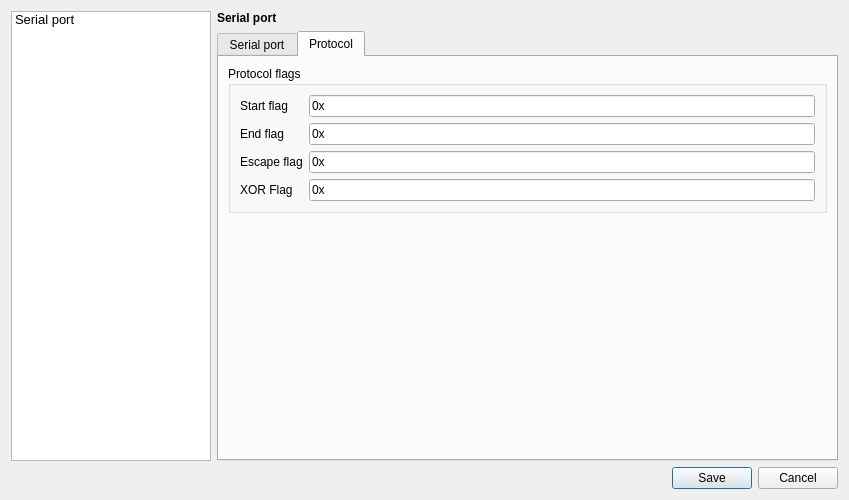
Above: Desktop/settingsdialog.ui from azais-corentin/SliderBar before the change. Below: the same form after it.
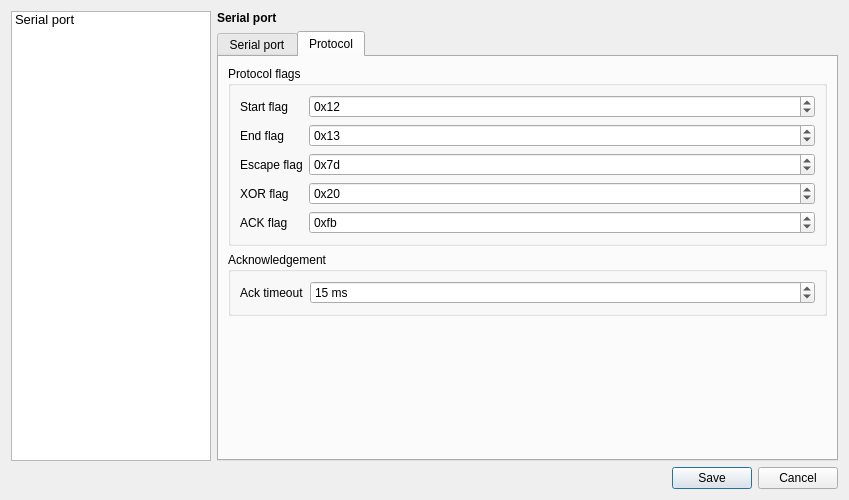
That is the form after the change.

Patch:
```diff
--- a/Desktop/settingsdialog.ui
+++ b/Desktop/settingsdialog.ui
@@ -257,15 +257,18 @@
                </widget>
               </item>
               <item row="0" column="1">
-               <widget class="QLineEdit" name="eStartflag">
-                <property name="inputMask">
-                 <string>\0\xHH</string>
-                </property>
-                <property name="text">
+               <widget class="QSpinBox" name="eStartFlag">
+                <property name="prefix">
                  <string>0x</string>
                 </property>
-                <property name="maxLength">
-                 <number>4</number>
+                <property name="maximum">
+                 <number>255</number>
+                </property>
+                <property name="value">
+                 <number>18</number>
+                </property>
+                <property name="displayIntegerBase">
+                 <number>16</number>
                 </property>
                </widget>
               </item>
@@ -277,15 +280,18 @@
                </widget>
               </item>
               <item row="1" column="1">
-               <widget class="QLineEdit" name="eEndflag">
-                <property name="inputMask">
-                 <string>\0\xHH</string>
-                </property>
-                <property name="text">
+               <widget class="QSpinBox" name="eEndFlag">
+                <property name="prefix">
                  <string>0x</string>
                 </property>
-                <property name="maxLength">
-                 <number>4</number>
+                <property name="maximum">
+                 <number>255</number>
+                </property>
+                <property name="value">
+                 <number>19</number>
+                </property>
+                <property name="displayIntegerBase">
+                 <number>16</number>
                 </property>
                </widget>
               </item>
@@ -297,42 +303,71 @@
                </widget>
               </item>
               <item row="2" column="1">
-               <widget class="QLineEdit" name="eEscapeflag">
-                <property name="inputMask">
-                 <string>\0\xHH</string>
-                </property>
-                <property name="text">
+               <widget class="QSpinBox" name="eEscapeFlag">
+                <property name="prefix">
                  <string>0x</string>
                 </property>
-                <property name="maxLength">
-                 <number>4</number>
+                <property name="maximum">
+                 <number>255</number>
+                </property>
+                <property name="value">
+                 <number>125</number>
+                </property>
+                <property name="displayIntegerBase">
+                 <number>16</number>
                 </property>
                </widget>
               </item>
               <item row="3" column="0">
                <widget class="QLabel" name="lXORFlag">
                 <property name="text">
-                 <string>XOR Flag</string>
+                 <string>XOR flag</string>
                 </property>
                </widget>
               </item>
               <item row="3" column="1">
-               <widget class="QLineEdit" name="eXORFlag">
-                <property name="inputMask">
-                 <string>\0\xHH</string>
+               <widget class="QSpinBox" name="eXORFlag">
+                <property name="prefix">
+                 <string>0x</string>
                 </property>
+                <property name="maximum">
+                 <number>255</number>
+                </property>
+                <property name="value">
+                 <number>32</number>
+                </property>
+                <property name="displayIntegerBase">
+                 <number>16</number>
+                </property>
+               </widget>
+              </item>
+              <item row="4" column="0">
+               <widget class="QLabel" name="lACKFlag">
                 <property name="text">
+                 <string>ACK flag</string>
+                </property>
+               </widget>
+              </item>
+              <item row="4" column="1">
+               <widget class="QSpinBox" name="eACKFlag">
+                <property name="prefix">
                  <string>0x</string>
                 </property>
-                <property name="maxLength">
-                 <number>4</number>
+                <property name="maximum">
+                 <number>255</number>
+                </property>
+                <property name="value">
+                 <number>251</number>
+                </property>
+                <property name="displayIntegerBase">
+                 <number>16</number>
                 </property>
                </widget>
               </item>
              </layout>
             </widget>
            </item>
-           <item row="1" column="0">
+           <item row="2" column="0">
             <spacer name="verticalSpacer_2">
              <property name="orientation">
               <enum>Qt::Vertical</enum>
@@ -345,6 +380,38 @@
              </property>
             </spacer>
            </item>
+           <item row="1" column="0">
+            <widget class="QGroupBox" name="grpAck">
+             <property name="title">
+              <string>Acknowledgement</string>
+             </property>
+             <layout class="QFormLayout" name="formLayout">
+              <item row="0" column="0">
+               <widget class="QLabel" name="lAckTimeOut">
+                <property name="text">
+                 <string>Ack timeout</string>
+                </property>
+               </widget>
+              </item>
+              <item row="0" column="1">
+               <widget class="QSpinBox" name="eAckTimeOut">
+                <property name="suffix">
+                 <string> ms</string>
+                </property>
+                <property name="minimum">
+                 <number>1</number>
+                </property>
+                <property name="maximum">
+                 <number>1000</number>
+                </property>
+                <property name="value">
+                 <number>15</number>
+                </property>
+               </widget>
+              </item>
+             </layout>
+            </widget>
+           </item>
           </layout>
          </widget>
         </widget>
```
Left out of the diff: 14 changed lines with no effect on the pictures.
